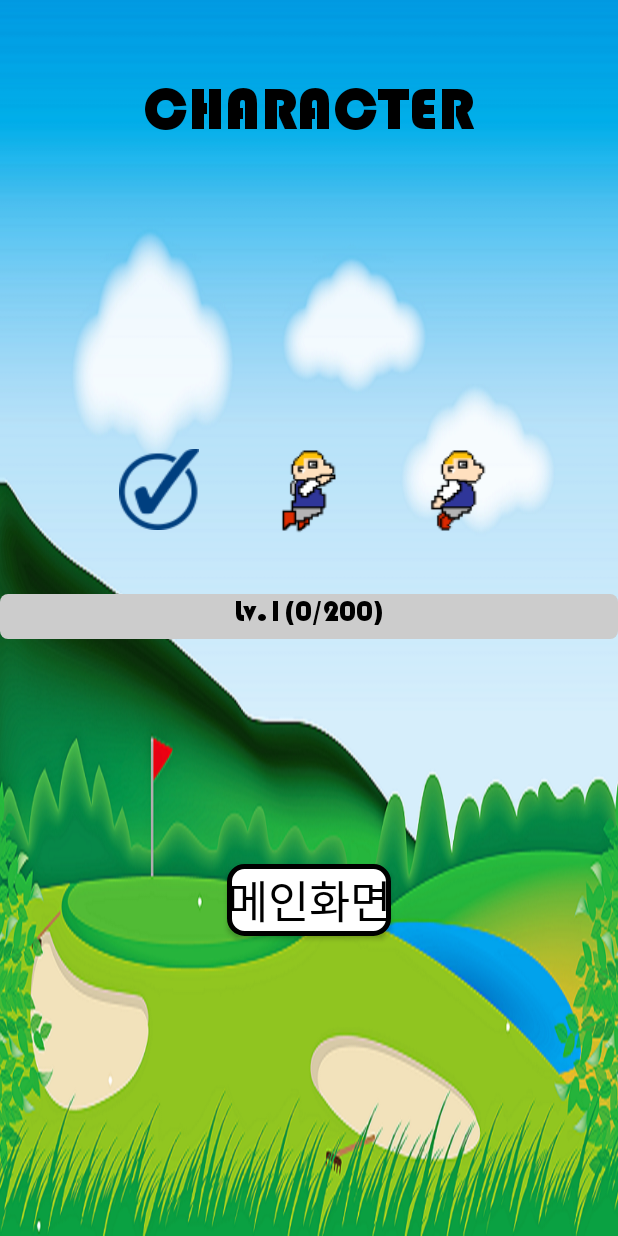
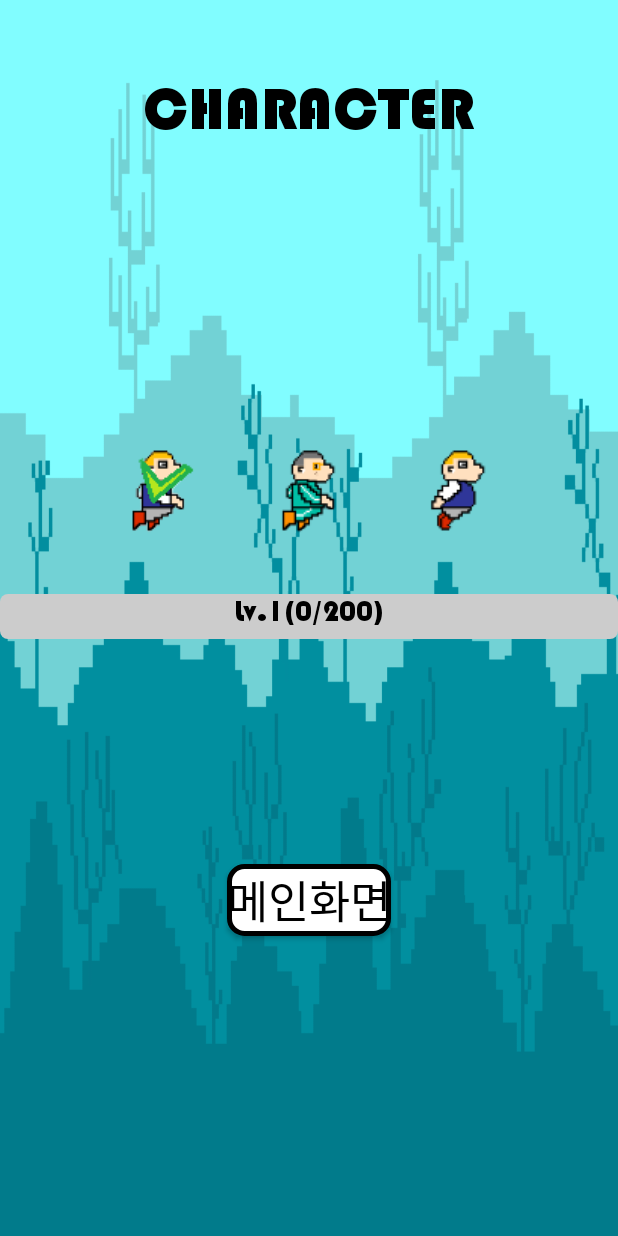
Before and after one commit to chawoa/FlappyHUFS, an Android app: the SelectChar screen opened directly, with no data from a screen before it, on a phone screen of 412 x 824 dp. Run offline under Robolectric (Android 15) with nearby library versions, the light colour scheme and no system bars.

Commit message:
리소스 파일 1차 등록

```diff
--- a/app/src/main/java/com/example/android_sw/AppHolder.java
+++ b/app/src/main/java/com/example/android_sw/AppHolder.java
@@ -43,7 +43,7 @@ public class AppHolder { // 앱 실행을 위한 주요 정보 제공 클래스
         AppHolder.obstacleVelocity = 24;
         AppHolder.minimumObstacleCollection_Y = (int)(AppHolder.obstacleGap / 2.0);
         AppHolder.maximumObstacleCollection_Y = AppHolder.SCRN_HEIGHT_Y - AppHolder.minimumObstacleCollection_Y - AppHolder.obstacleGap;
-        AppHolder.obstacleDistance = AppHolder.SCRN_WIDTH_X * 2 / 3;
+        AppHolder.obstacleDistance = AppHolder.SCRN_WIDTH_X * 5 / 6;
     }
 
     public static BitmapControl getBitmapControl() { // 비트맵 제어 변수 게터 메소드
--- a/app/src/main/java/com/example/android_sw/SelectChar.java
+++ b/app/src/main/java/com/example/android_sw/SelectChar.java
@@ -133,8 +133,8 @@ public class SelectChar extends AppCompatActivity {
         ImageButton button2 = findViewById(R.id.Char_2);
         ImageButton button3 = findViewById(R.id.Char_3);
 
-        button1.setImageResource(Basic_selected ? R.drawable.checking_img : R.drawable.student_1);
-        button2.setImageResource(Glasses_selected ? R.drawable.checking_img : R.drawable.student_2);
+        button1.setImageResource(Basic_selected ? R.drawable.student_1checking : R.drawable.student_1);
+        button2.setImageResource(Glasses_selected ? R.drawable.student2_1checking : R.drawable.student2_1);
         button3.setImageResource(Others_selected ? R.drawable.checking_img : R.drawable.student_3);
     }
 
--- a/app/src/main/res/layout/activity_select_char.xml
+++ b/app/src/main/res/layout/activity_select_char.xml
@@ -30,7 +30,6 @@
 
             <ImageButton
                 android:id="@+id/Char_1"
-                android:src="@drawable/student_1"
                 android:layout_width="100dp"
                 android:layout_height="100dp"
                 android:background="@android:color/transparent"
@@ -38,7 +37,6 @@
 
             <ImageButton
                 android:id="@+id/Char_2"
-                android:src="@drawable/student_2"
                 android:layout_width="100dp"
                 android:layout_height="100dp"
                 android:background="@android:color/transparent"
@@ -46,7 +44,6 @@
 
             <ImageButton
                 android:id="@+id/Char_3"
-                android:src="@drawable/student_3"
                 android:layout_width="100dp"
                 android:layout_height="100dp"
                 android:background="@android:color/transparent"
```
Also changed, not shown: app/src/main/res/drawable/background.png, app/src/main/res/drawable/bus1.png, app/src/main/res/drawable/bus2.png, app/src/main/res/drawable/column.png, app/src/main/res/drawable/potrait_background.png, app/src/main/res/drawable/statue.png, app/src/main/res/drawable/student2_1.png, app/src/main/res/drawable/student2_1checking.png (added), app/src/main/res/drawable/student2_2.png, app/src/main/res/drawable/student2_3.png, app/src/main/res/drawable/student_1checking.png (added).
